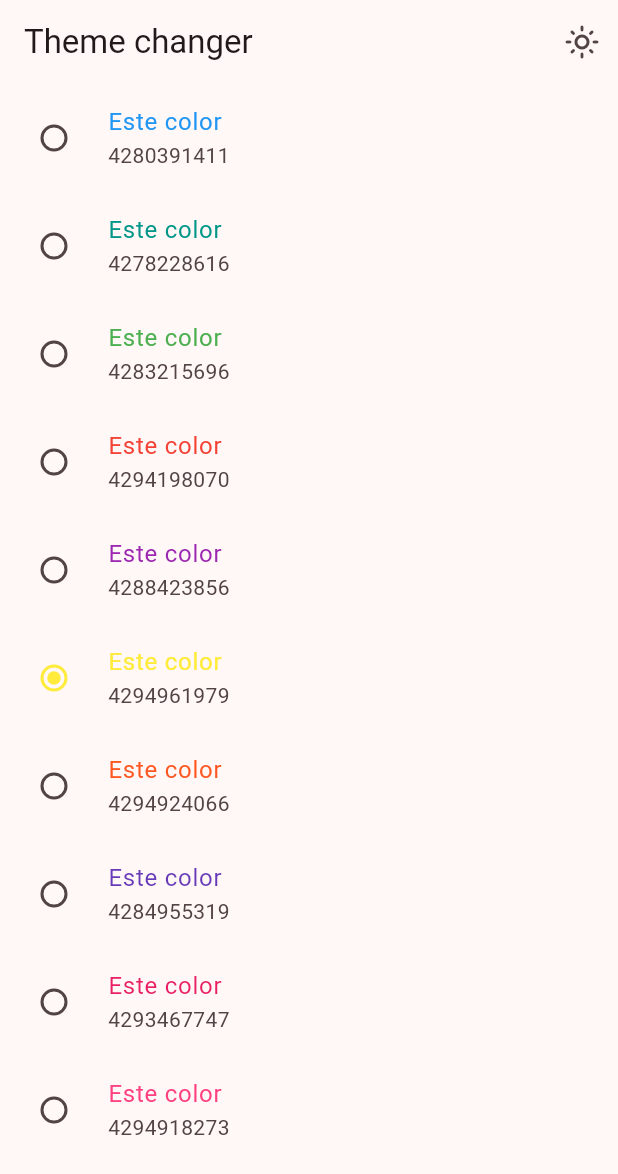
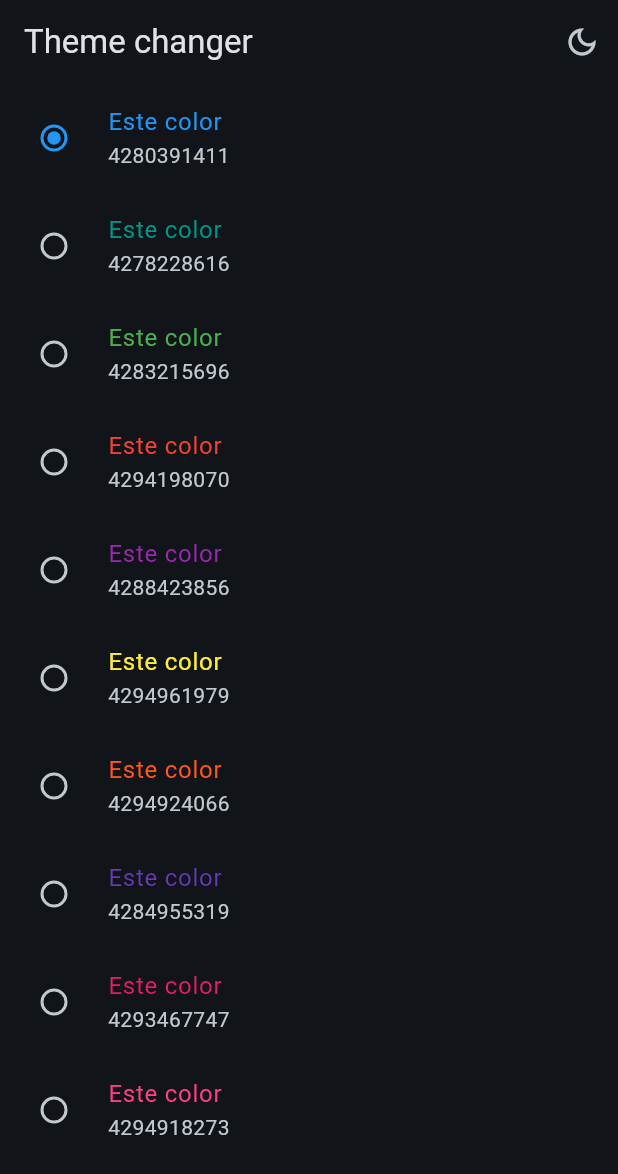
Before and after one commit to Aslyash73/AppProvider, a Flutter app: the ThemeChangerScreen screen opened by its route, after a tap on the "light mode" icon, on a phone screen of 412 x 824 dp. Shown: the top 1174 px of the screen. Run offline on Flutter 3.47's test engine with Material 2 defaults, Android fonts, the phone set to English and light mode, and no system bars; our stand-ins replace animate_do, flutter_riverpod, go_router.

Commit message:
finalizado con state notifier

```diff
--- a/lib/config/theme/app_theme.dart
+++ b/lib/config/theme/app_theme.dart
@@ -15,14 +15,23 @@ const colorList = <Color>[
 
 class AppTheme {
   final int selectedColor;
+  final bool isDarkmode;
 
-  AppTheme({this.selectedColor = 0})
-      : assert(selectedColor >= 0, 'Selected color must be greater the 0'),
+  AppTheme({
+    this.selectedColor = 0,
+    this.isDarkmode = false,
+  })  : assert(selectedColor >= 0, 'Selected color must be greater the 0'),
         assert(selectedColor < colorList.length,
             'Selected color must be less or equal than ${colorList.length - 1}');
 
   ThemeData getTheme() => ThemeData(
       useMaterial3: true,
+      brightness: isDarkmode ? Brightness.dark : Brightness.light,
       colorSchemeSeed: colorList[selectedColor],
       appBarTheme: const AppBarTheme(centerTitle: false));
+
+  AppTheme copyWith({int? selectedColor, bool? isDarkmode}) => AppTheme(
+        selectedColor: selectedColor ?? this.selectedColor,
+        isDarkmode: isDarkmode ?? this.isDarkmode,
+      );
 }
--- a/lib/main.dart
+++ b/lib/main.dart
@@ -2,21 +2,26 @@ import 'package:flutter/material.dart';
 import 'package:flutter_riverpod/flutter_riverpod.dart';
 import 'package:widgets_app/config/router/app_router.dart';
 import 'package:widgets_app/config/theme/app_theme.dart';
+import 'package:widgets_app/presentation/providers/theme_provider.dart';
 
 void main() {
   runApp(const ProviderScope(child: MainApp()));
 }
 
-class MainApp extends StatelessWidget {
+class MainApp extends ConsumerWidget {
   const MainApp({super.key});
 
   @override
-  Widget build(BuildContext context) {
+  Widget build(BuildContext context, WidgetRef ref) {
+    // final isDarkmode = ref.watch(isDarkmodeProvider);
+    // final selectedColor = ref.watch(selectedColorProvider);
+    final AppTheme appTheme = ref.watch(themeNotifierProvider);
+
     return MaterialApp.router(
       title: 'Flutter widgets',
       routerConfig: appRouter,
       debugShowCheckedModeBanner: false,
-      theme: AppTheme(selectedColor: 8).getTheme(),
+      theme: appTheme.getTheme(), // Access instance method on appTheme instance
     );
   }
 }
--- a/lib/presentation/providers/theme_provider.dart
+++ b/lib/presentation/providers/theme_provider.dart
@@ -4,6 +4,23 @@ import 'package:flutter_riverpod/flutter_riverpod.dart';
 
 import '../../config/theme/app_theme.dart';
 
+final colorListProvider = Provider((ref) => colorList);
+
 final isDarkmodeProvider = StateProvider((ref) => false);
 
-final colorListProvider = Provider((ref) => colorList);
+final selectedColorProvider = StateProvider((ref) => 0);
+
+// una instancia de tipo custom
+final themeNotifierProvider =
+    StateNotifierProvider<ThemeNotifier, AppTheme>((ref) => ThemeNotifier());
+
+class ThemeNotifier extends StateNotifier<AppTheme> {
+  ThemeNotifier() : super(AppTheme());
+  void toggleDarkmode() {
+    state = state.copyWith(isDarkmode: !state.isDarkmode);
+  }
+
+  void changeColorIndex(int colorIndex) {
+    state = state.copyWith(selectedColor: colorIndex);
+  }
+}
--- a/lib/presentation/screens/theme_change/theme_change_screen.dart
+++ b/lib/presentation/screens/theme_change/theme_change_screen.dart
@@ -9,18 +9,20 @@ class ThemeChangerScreen extends ConsumerWidget {
 
   @override
   Widget build(BuildContext context, ref) {
-    final isDarkmode = ref.watch(isDarkmodeProvider);
+    final isDarkmode = ref.watch(themeNotifierProvider).isDarkmode;
 
     return Scaffold(
       appBar: AppBar(
         title: const Text('Theme changer'),
         actions: [
           IconButton(
-            icon: Icon(isDarkmode
-                ? Icons.dark_mode_outlined
-                : Icons.light_mode_outlined),
-            onPressed: () {},
-          )
+              icon: Icon(isDarkmode
+                  ? Icons.dark_mode_outlined
+                  : Icons.light_mode_outlined),
+              onPressed: () {
+                // ref.read(isDarkmodeProvider.notifier).update((state) => !state);
+                ref.read(themeNotifierProvider.notifier).toggleDarkmode();
+              })
         ],
       ),
       body: const _ThemeChangerView(),
@@ -34,6 +36,7 @@ class _ThemeChangerView extends ConsumerWidget {
   @override
   Widget build(BuildContext context, ref) {
     final List<Color> colors = ref.watch(colorListProvider);
+    final int selectedColor = ref.watch(themeNotifierProvider).selectedColor;
 
     return ListView.builder(
       itemCount: colors.length,
@@ -48,9 +51,10 @@ class _ThemeChangerView extends ConsumerWidget {
           subtitle: Text('${color.value}'),
           activeColor: color,
           value: index,
-          groupValue: 5,
+          groupValue: selectedColor,
           onChanged: (value) {
-            //TODO: noficar el cambio algun lugar
+            // ref.read(selectedColorProvider.notifier).state = index;
+            ref.watch(themeNotifierProvider.notifier).changeColorIndex(index);
           },
         );
       },
```
